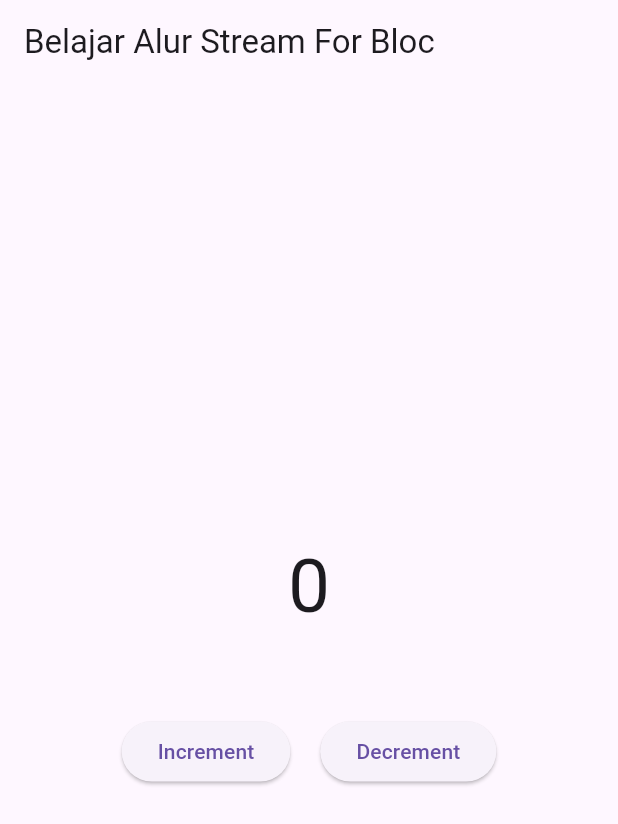
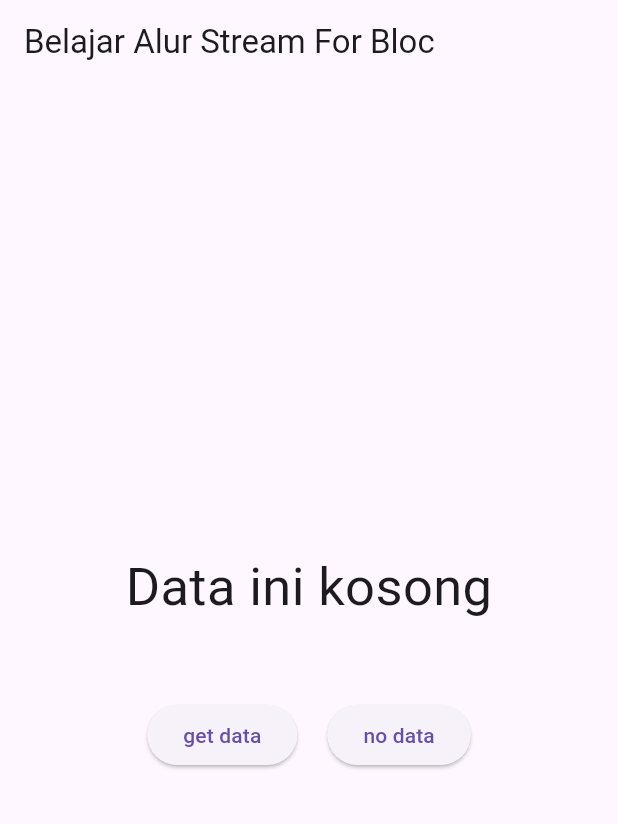
Before and after one commit to MDhafaR/belajar_flutter, a Flutter app: the screen it shows after launch, on a phone screen of 412 x 824 dp. Shown: the top 824 px of the screen. Run offline on Flutter 3.47's test engine with Material 3 defaults, Android fonts, the phone set to English and light mode, and no system bars; our stand-ins replace flutter_bloc.

Commit message:
berhasil membuat bloc sederhana

```diff
--- a/lib/controller.dart
+++ b/lib/controller.dart
@@ -1,14 +1,37 @@
 import 'package:flutter_bloc/flutter_bloc.dart';
 
-enum CounterEvent { increment, decrement }
+abstract class EventData {}
 
-class CounterBloc extends Bloc<CounterEvent, int> {
-  CounterBloc() : super(0) {
-    on<CounterEvent>((event, emit) {
-      if (event == CounterEvent.increment) {
-        emit(state + 1);
-      } else if(state > 0) {
-        emit(state - 1);
+class GetData extends EventData {}
+
+class NoData extends EventData {}
+
+abstract class StateResult {}
+
+class StateLoading extends StateResult {}
+
+class StateSuccess extends StateResult {
+  String? result;
+
+  StateSuccess(this.result);
+}
+
+class StateInit extends StateResult {
+  String initial = "Data ini kosong";
+}
+
+class DataBloc extends Bloc<EventData, StateResult> {
+  DataBloc() : super(StateInit()) {
+    on<EventData>((event, emit) async {
+      if (event is GetData) {
+        emit(StateLoading());
+        await Future.delayed(Duration(seconds: 2));
+        emit(StateSuccess("Muhammad Dhafa Ramadhani"));
+      }
+      if (event is NoData) {
+        emit(StateLoading());
+        await Future.delayed(Duration(seconds: 2));
+        emit(StateInit());
       }
     });
   }
--- a/lib/main.dart
+++ b/lib/main.dart
@@ -19,41 +19,59 @@ class MyApp extends StatelessWidget {
           ),
           body: Center(
             child: BlocProvider(
-              create: (context) => CounterBloc(),
-              child: BlocBuilder<CounterBloc, int>(
-                builder: (context, state) {
-                  return Column(
+                create: (context) => DataBloc(),
+                child: Column(
                   mainAxisAlignment: MainAxisAlignment.center,
                   children: [
-                      Text(
-                        "$state",
-                        style: TextStyle(fontSize: 50),
+                    BlocBuilder<DataBloc, StateResult>(
+                      builder: (context, state) {
+                        String? hasil;
+                        if (state is StateInit) {
+                          hasil = state.initial;
+                        }
+                        if (state is StateLoading) {
+                          return CircularProgressIndicator();
+                        }
+                        if (state is StateSuccess) {
+                          hasil = state.result;
+                        }
+                        return Container(
+                          width: 300,
+                          child: Text(
+                            "$hasil",
+                            style: TextStyle(fontSize: 35),
+                            textAlign: TextAlign.center,
+                          ),
+                        );
+                      },
                     ),
                     const SizedBox(
                       height: 50,
                     ),
-                      Row(
+                    Builder(
+                      builder: (context) {
+                        return Row(
                           mainAxisAlignment: MainAxisAlignment.center,
                           children: [
                             ElevatedButton(
                                 onPressed: () {
-                                context.read<CounterBloc>().add(CounterEvent.increment);
+                                  context.read<DataBloc>().add(GetData());
                                 },
-                              child: const Text("Increment")),
+                                child: const Text("get data")),
                             const SizedBox(
                               width: 20,
                             ),
                             ElevatedButton(
                                 onPressed: () {
-                                context.read<CounterBloc>().add(CounterEvent.decrement);
-                              }, child: const Text("Decrement")),
+                                  BlocProvider.of<DataBloc>(context).add(NoData());
+                                },
+                                child: const Text("no data")),
                           ],
+                        );
+                      }
                     )
                   ],
-                  );
-                },
-              ),
-            ),
+                )),
           ),
         );
       },
```
Lines whose indentation alone changed are shown as unchanged.
